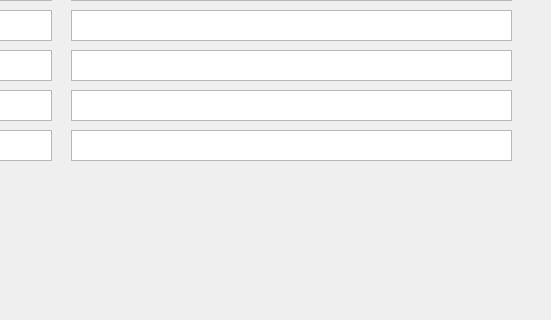
Qt form coffee.ui (efremov-vv/coffee) before a commit; both pictures show x 89 to 640 and y 160 to 480 of the 640 by 480 pixel window.
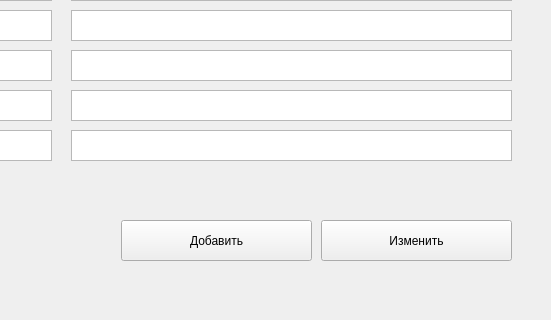
The same form after that commit.

```diff
--- a/coffee.ui
+++ b/coffee.ui
@@ -164,6 +164,32 @@
      </rect>
     </property>
    </widget>
+   <widget class="QPushButton" name="pushButton">
+    <property name="geometry">
+     <rect>
+      <x>410</x>
+      <y>380</y>
+      <width>191</width>
+      <height>41</height>
+     </rect>
+    </property>
+    <property name="text">
+     <string>Изменить</string>
+    </property>
+   </widget>
+   <widget class="QPushButton" name="pushButton_2">
+    <property name="geometry">
+     <rect>
+      <x>210</x>
+      <y>380</y>
+      <width>191</width>
+      <height>41</height>
+     </rect>
+    </property>
+    <property name="text">
+     <string>Добавить</string>
+    </property>
+   </widget>
   </widget>
  </widget>
  <resources/>
```
